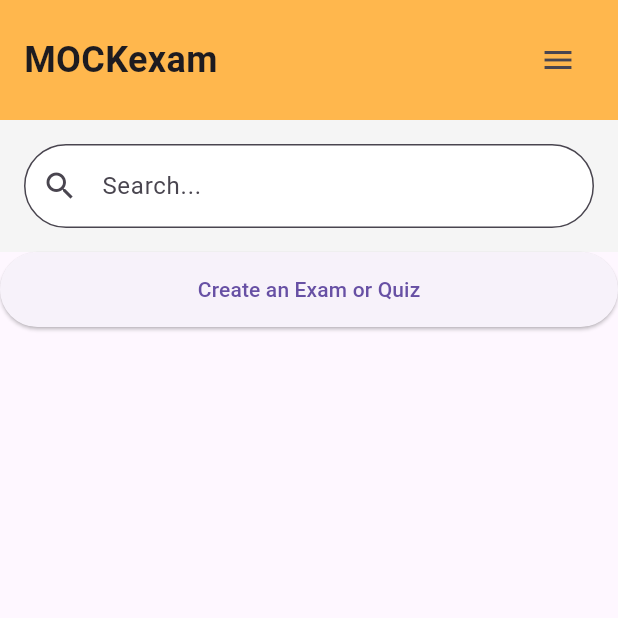
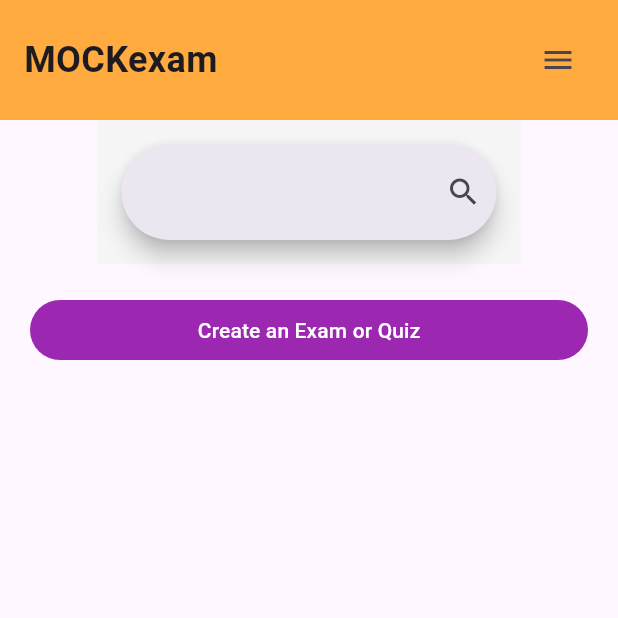
Before and after one commit to L2530L/Exam_Maker, a Flutter app: the screen it shows after launch, on a phone screen of 412 x 824 dp, the top half of it. Run offline on Flutter 3.47's test engine with Material 3 defaults, Android fonts, the light colour scheme and no system bars; our stand-ins replace file_picker.

Commit message:
finished responsive first page

```diff
--- /dev/null
+++ b/lib/components/navigator.dart
@@ -0,0 +1,17 @@
+import 'package:exam_ai/page/second.dart';
+import 'package:flutter/material.dart';
+
+FilledButton navigator(BuildContext context) {
+    return FilledButton(
+            style: ButtonStyle(
+                backgroundColor: WidgetStatePropertyAll(Colors.purple)),
+            onPressed: () {
+              Navigator.push(
+                context,
+                MaterialPageRoute(
+                  builder: (context) => const Home(),
+                ),
+              );
+            },
+            child: const Text('Create an Exam or Quiz'));
+  }
--- /dev/null
+++ b/lib/components/search.dart
@@ -0,0 +1,10 @@
+import 'package:flutter/material.dart';
+
+
+SearchBar searchBar() {
+    return SearchBar(
+            constraints: BoxConstraints(maxWidth: 250),
+            padding: WidgetStatePropertyAll(EdgeInsets.all(10)),
+            trailing: <Widget>[Icon(Icons.search)],
+          );
+  }
--- a/lib/page/firstMobile.dart
+++ b/lib/page/firstMobile.dart
@@ -1,5 +1,7 @@
 import 'package:exam_ai/components/homeCard.dart';
 import 'package:exam_ai/components/mockExamCreator.dart';
+import 'package:exam_ai/components/navigator.dart';
+import 'package:exam_ai/components/search.dart';
 import 'package:exam_ai/components/teacherResource.dart';
 import 'package:exam_ai/page/second.dart';
 import 'package:flutter/material.dart';
@@ -19,7 +21,7 @@ class _FirstMobile extends State<FirstMobile> {
         // Header
         Container(
           padding: EdgeInsets.all(16),
-          color: Colors.orange[300],
+          color: Colors.orangeAccent,
           child: Row(
             mainAxisAlignment: MainAxisAlignment.spaceBetween,
             children: [
@@ -38,39 +40,20 @@ class _FirstMobile extends State<FirstMobile> {
             ],
           ),
         ),
+
         // Search bar
         Container(
           padding: EdgeInsets.all(16),
           color: Colors.grey[100],
-          child: TextField(
-            decoration: InputDecoration(
-              hintText: 'Search...',
-              prefixIcon: Icon(Icons.search),
-              border: OutlineInputBorder(
-                borderRadius: BorderRadius.circular(30),
-              ),
-              filled: true,
-              fillColor: Colors.white,
-            ),
-          ),
+          child: searchBar()
         ),
-        // Main content
+
+
+        // Main
         Expanded(
           child: ListView(
             children: [
-              ElevatedButton(
-                child: Text('Create an Exam or Quiz'),
-                style: ElevatedButton.styleFrom(
-                  minimumSize: Size(double.infinity, 50),
-                ),
-                onPressed: () {
-                  Navigator.push(
-                      context,
-                      MaterialPageRoute(
-                        builder: (context) => const Home(),
-                      ));
-                },
-              ),
+              Container(margin: EdgeInsets.all(20),child: navigator(context)),
 
               SizedBox(height: 16),
 
```
Also changed, not shown: lib/page/firstDesktop.dart (+8 -20 lines), lib/page/firstTablet.dart (+21 -2 lines).
